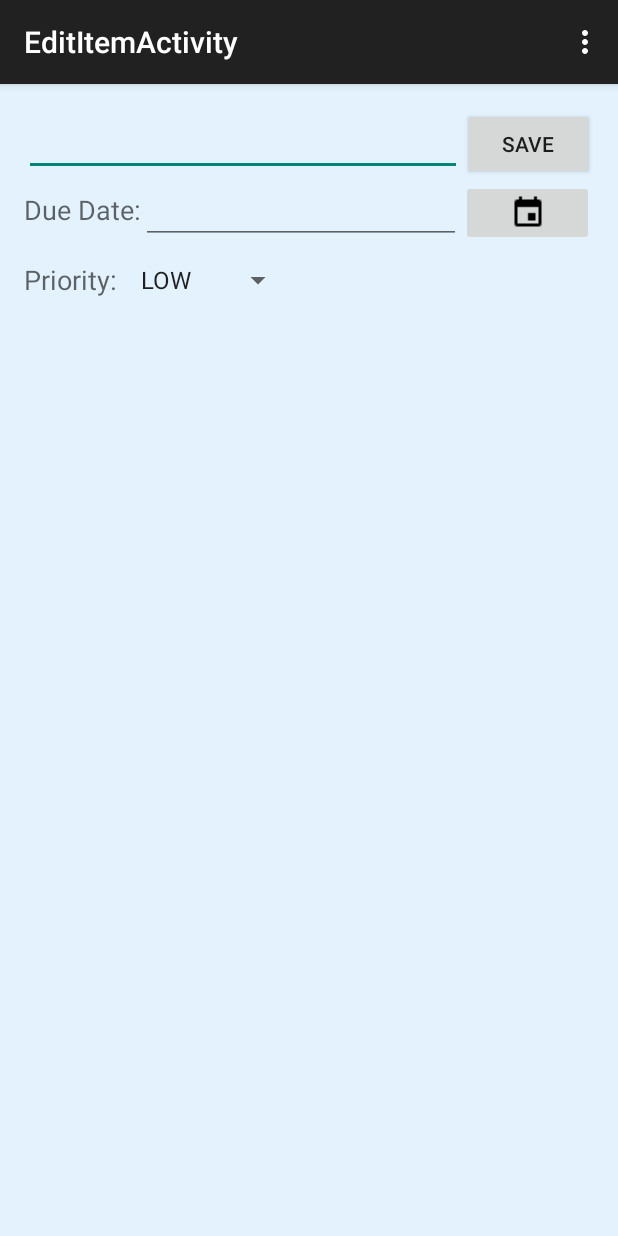
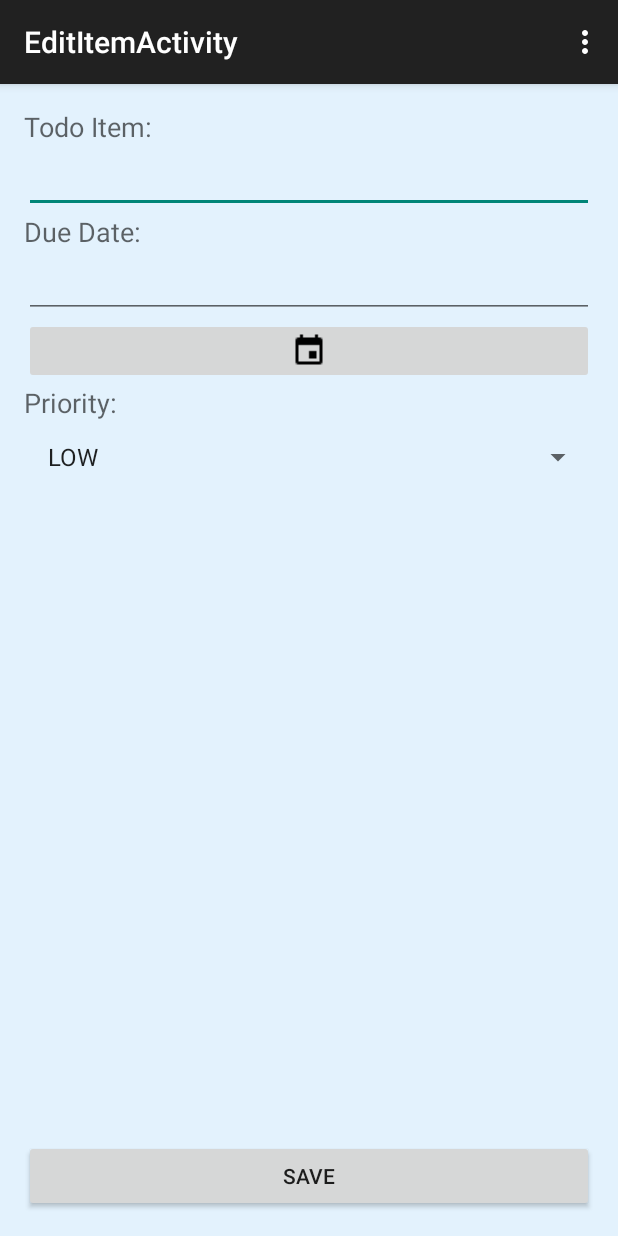
Before and after one commit to willieowens/simpletodo, an Android app: the EditItemActivity screen opened directly, with no data from a screen before it, on a phone screen of 412 x 824 dp. Run offline under Robolectric (Android 15) with nearby library versions, the phone set to English and light mode, and no system bars; 4 statements that could not run were skipped.

Commit message:
Changed layout of edit item activity to use TableLayout to enhance UX

```diff
--- a/app/src/main/res/layout/activity_edit_item.xml
+++ b/app/src/main/res/layout/activity_edit_item.xml
@@ -1,33 +1,32 @@
-<RelativeLayout xmlns:android="http://schemas.android.com/apk/res/android"
-    xmlns:tools="http://schemas.android.com/tools" android:layout_width="match_parent"
-    android:layout_height="match_parent" android:paddingLeft="@dimen/activity_horizontal_margin"
+<RelativeLayout
+    xmlns:android="http://schemas.android.com/apk/res/android"
+    xmlns:tools="http://schemas.android.com/tools"
+    android:layout_width="match_parent"
+    android:layout_height="match_parent"
+    android:paddingLeft="@dimen/activity_horizontal_margin"
     android:paddingRight="@dimen/activity_horizontal_margin"
     android:paddingTop="@dimen/activity_vertical_margin"
     android:paddingBottom="@dimen/activity_vertical_margin"
     android:background="#E3F2FD"
     tools:context="com.codepath.simpletodo.EditItemActivity">
 
+    <TableLayout
+        android:layout_width="match_parent"
+        android:layout_height="wrap_content"
+        android:id="@+id/editForm">
+
+        <TextView
+            android:layout_width="wrap_content"
+            android:layout_height="wrap_content"
+            android:textAppearance="?android:attr/textAppearanceMedium"
+            android:text="Todo Item:"
+            android:id="@+id/tvItemTextLabel" />
+
         <EditText
             android:layout_width="wrap_content"
             android:layout_height="wrap_content"
             android:inputType="textMultiLine"
-        android:ems="10"
-        android:id="@+id/etEditItem"
-        android:layout_alignParentTop="true"
-        android:layout_alignParentLeft="true"
-        android:layout_alignParentStart="true"
-        android:layout_toLeftOf="@+id/btnEditItem"
-        android:layout_toStartOf="@+id/btnEditItem" />
-
-    <Button
-        android:layout_width="wrap_content"
-        android:layout_height="wrap_content"
-        android:text="Save"
-        android:id="@+id/btnEditItem"
-        android:onClick="onSaveItem"
-        android:layout_alignParentTop="true"
-        android:layout_alignParentRight="true"
-        android:layout_alignParentEnd="true" />
+            android:id="@+id/etEditItem" />
 
 
         <TextView
@@ -35,36 +34,21 @@
             android:layout_height="wrap_content"
             android:textAppearance="?android:attr/textAppearanceMedium"
             android:text="Due Date:"
-        android:id="@+id/tvDueDateLabel"
-        android:layout_below="@+id/etEditItem"
-        android:layout_alignTop="@+id/etDueDate"
-        android:layout_alignBottom="@+id/etDueDate"
-        android:gravity="center_vertical"
-        android:layout_alignParentLeft="true"
-        android:layout_alignParentStart="true" />
+            android:id="@+id/tvDueDateLabel" />
 
         <EditText
             android:layout_width="wrap_content"
             android:layout_height="wrap_content"
             android:focusable="false"
             android:inputType="date"
-        android:ems="10"
-        android:id="@+id/etDueDate"
-        android:layout_below="@+id/etEditItem"
-        android:layout_toRightOf="@+id/tvDueDateLabel"
-        android:layout_toEndOf="@+id/tvDueDateLabel" />
+            android:id="@+id/etDueDate"/>
 
         <ImageButton
             android:layout_width="wrap_content"
             android:layout_height="wrap_content"
             android:src="@drawable/ic_event_black_16dp"
             android:id="@+id/btnDatePicker"
-        android:onClick="showDatePickerDialog"
-        android:layout_below="@+id/btnEditItem"
-        android:layout_toRightOf="@+id/etDueDate"
-        android:layout_toEndOf="@+id/etDueDate"
-        android:layout_alignParentRight="true"
-        android:layout_alignParentEnd="true" />
+            android:onClick="showDatePickerDialog" />
 
 
         <TextView
@@ -72,19 +56,21 @@
             android:layout_height="wrap_content"
             android:textAppearance="?android:attr/textAppearanceMedium"
             android:text="Priority:"
-        android:id="@+id/textView"
-        android:layout_alignTop="@+id/spinnerPriority"
-        android:layout_alignBottom="@+id/spinnerPriority"
-        android:gravity="center_vertical"
-        android:layout_alignParentLeft="true"
-        android:layout_alignParentStart="true" />
+            android:id="@+id/textView"/>
 
         <Spinner
             android:id="@+id/spinnerPriority"
             android:layout_width="wrap_content"
+            android:layout_height="wrap_content" />
+
+    </TableLayout>
+
+    <Button
+        android:layout_width="match_parent"
         android:layout_height="wrap_content"
-        android:layout_below="@+id/tvDueDateLabel"
-        android:layout_toRightOf="@+id/textView"
-        android:layout_toEndOf="@+id/textView" />
+        android:text="Save"
+        android:id="@+id/btnEditItem"
+        android:onClick="onSaveItem"
+        android:layout_alignParentBottom="true"/>
 
 </RelativeLayout>
```
Lines whose indentation alone changed are shown as unchanged.
